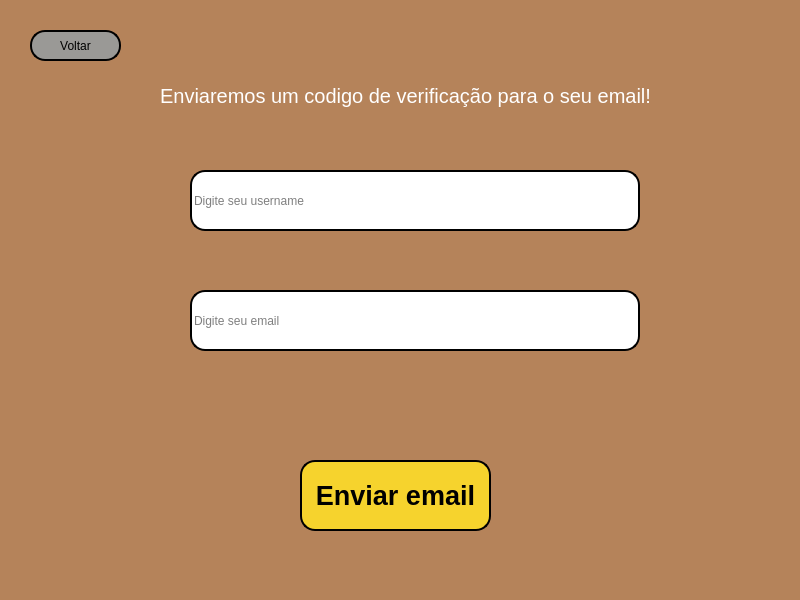
Old version of the form src/assets/recpass_screen.ui in the repository saulolv/chess-game.
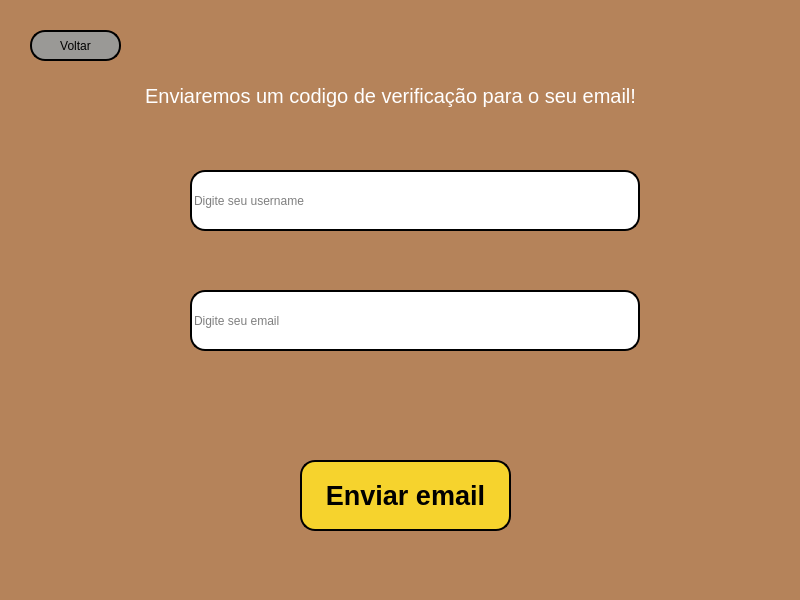
New version of the form. Icons and pictures are not drawn.

Commit message: Mudando as telas.

The edit to the form file:
```diff
--- a/src/assets/recpass_screen.ui
+++ b/src/assets/recpass_screen.ui
@@ -113,7 +113,7 @@
     <rect>
      <x>300</x>
      <y>460</y>
-     <width>191</width>
+     <width>211</width>
      <height>71</height>
     </rect>
    </property>
@@ -141,9 +141,9 @@
   <widget class="QLabel" name="label">
    <property name="geometry">
     <rect>
-     <x>140</x>
+     <x>110</x>
      <y>70</y>
-     <width>531</width>
+     <width>561</width>
      <height>51</height>
     </rect>
    </property>
```
Left out of the diff: 4 changed lines with no effect on the pictures. The commit also changes 1 other file.
